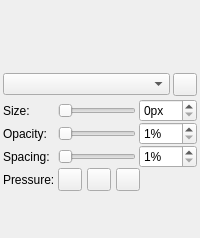
drawpile/Drawpile, file src/client/ui/pensettings.ui: the form before one commit.
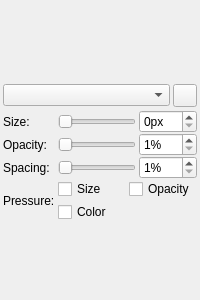
The form after the commit. Icons and pictures are not drawn. Custom widgets are drawn as their Qt base class.

Diff of the .ui file:
```diff
--- a/src/client/ui/pensettings.ui
+++ b/src/client/ui/pensettings.ui
@@ -7,7 +7,7 @@
     <x>0</x>
     <y>0</y>
     <width>200</width>
-    <height>238</height>
+    <height>300</height>
    </rect>
   </property>
   <layout class="QVBoxLayout" name="verticalLayout">
@@ -191,65 +191,43 @@
       </widget>
      </item>
      <item row="5" column="1" colspan="2">
-      <layout class="QHBoxLayout" name="horizontalLayout">
+      <layout class="QGridLayout">
+       <property name="leftMargin">
+        <number>0</number>
+       </property>
+       <property name="topMargin">
+        <number>0</number>
+       </property>
+       <property name="rightMargin">
+        <number>0</number>
+       </property>
+       <property name="bottomMargin">
+        <number>0</number>
+       </property>
        <property name="spacing">
-        <number>5</number>
+        <number>3</number>
        </property>
-       <item>
-        <widget class="QToolButton" name="pressuresize">
-         <property name="toolTip">
+       <item row="0" column="0">
+        <widget class="QCheckBox" name="pressuresize">
+         <property name="text">
           <string>Size</string>
          </property>
-         <property name="icon">
-          <iconset theme="pressure-size">
-           <normaloff>icons:pressure-size.png</normaloff>icons:pressure-size.png</iconset>
-         </property>
-         <property name="checkable">
-          <bool>true</bool>
-         </property>
         </widget>
        </item>
-       <item>
-        <widget class="QToolButton" name="pressureopacity">
-         <property name="toolTip">
+       <item row="0" column="1">
+        <widget class="QCheckBox" name="pressureopacity">
+         <property name="text">
           <string>Opacity</string>
          </property>
-         <property name="icon">
-          <iconset theme="pressure-opacity">
-           <normaloff>icons:pressure-opacity.png</normaloff>icons:pressure-opacity.png</iconset>
-         </property>
-         <property name="checkable">
-          <bool>true</bool>
-         </property>
         </widget>
        </item>
-       <item>
-        <widget class="QToolButton" name="pressurecolor">
-         <property name="toolTip">
+       <item row="1" column="0">
+        <widget class="QCheckBox" name="pressurecolor">
+         <property name="text">
           <string>Color</string>
          </property>
-         <property name="icon">
-          <iconset theme="pressure-color">
-           <normaloff>icons:pressure-color.png</normaloff>icons:pressure-color.png</iconset>
-         </property>
-         <property name="checkable">
-          <bool>true</bool>
-         </property>
         </widget>
        </item>
-       <item>
-        <spacer name="horizontalSpacer">
-         <property name="orientation">
-          <enum>Qt::Horizontal</enum>
-         </property>
-         <property name="sizeHint" stdset="0">
-          <size>
-           <width>40</width>
-           <height>20</height>
-          </size>
-         </property>
-        </spacer>
-       </item>
       </layout>
      </item>
     </layout>
```
Left out of the diff: 101 changed lines with no effect on the pictures.
